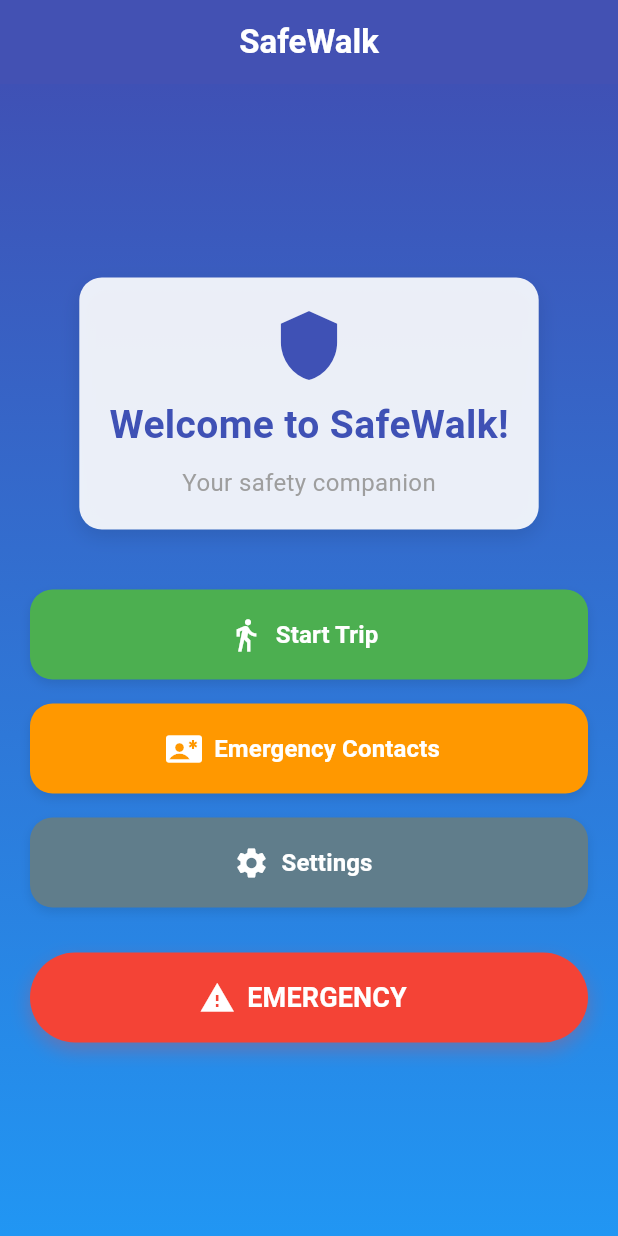
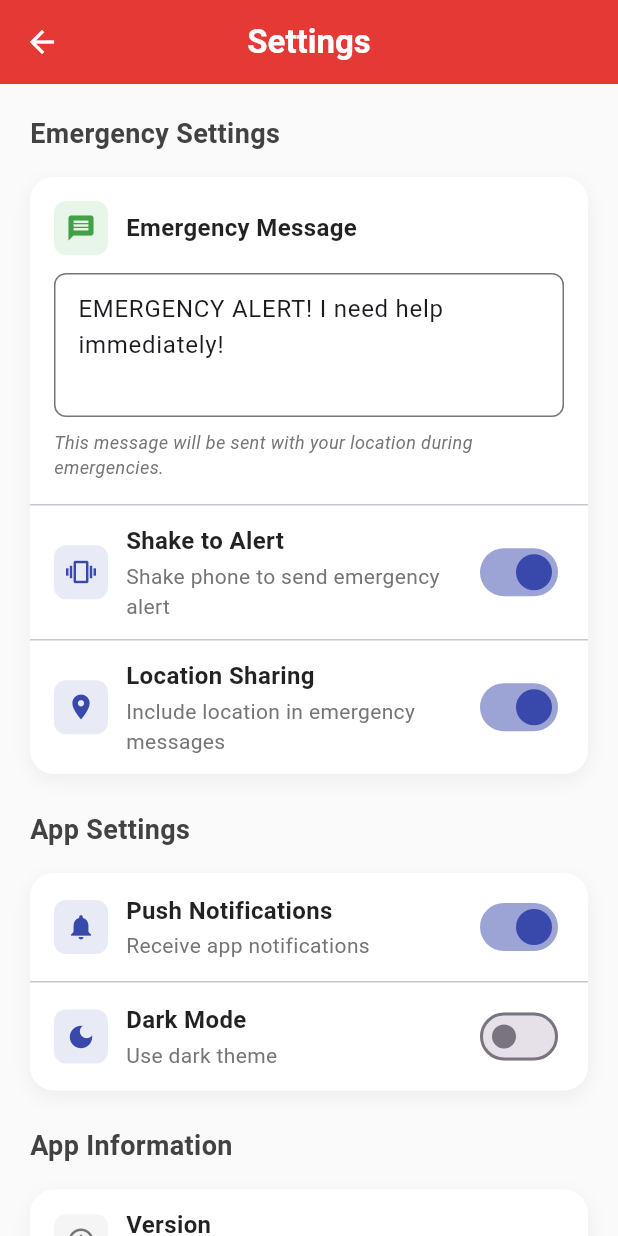
Before and after one commit to atiteck-world/safewalk, a Flutter app: the screen it shows after launch, after a tap on "Settings", on a phone screen of 412 x 824 dp. Run offline on Flutter 3.47's test engine with Material 3 defaults, Android fonts, the phone set to English and light mode, and no system bars; our stand-ins replace geolocator, google_maps_flutter, hive, hive_flutter; accounts and stored records are empty.

Commit message:
Settings screen added

```diff
--- a/lib/main.dart
+++ b/lib/main.dart
@@ -1,21 +1,26 @@
 import 'package:flutter/material.dart';
 import 'package:hive_flutter/hive_flutter.dart';
 import 'package:safewalk/models/contact.dart';
+//import 'package:safewalk/models/settings.dart';
 import 'package:safewalk/screens/emergency_contacts_screen.dart';
 import 'package:safewalk/screens/home_screen.dart';
+import 'package:safewalk/screens/settings_screen.dart';
 import 'package:safewalk/screens/trip_tracker_screen.dart';
 
-void main() async{
+void main() async {
   WidgetsFlutterBinding.ensureInitialized();
 
   // Initialize Hive and register the Contact adapter
   await Hive.initFlutter();
 
-  // Register the Contact adapter
+  // Register adapters
   Hive.registerAdapter(ContactAdapter());
+  //Hive.registerAdapter(AppSettingsAdapter());
 
   // Open the box for storing contacts
   await Hive.openBox<Contact>('emergencyContacts');
+  //await Hive.openBox<AppSettings>('appSettings');
+
   runApp(SafeWalkApp());
 }
 
@@ -28,14 +33,13 @@ class SafeWalkApp extends StatelessWidget {
     return MaterialApp(
       debugShowCheckedModeBanner: false,
       title: 'SafeWalk',
-      theme: ThemeData(
-        primarySwatch: Colors.indigo,
-      ),
+      theme: ThemeData(primarySwatch: Colors.red),
       initialRoute: '/',
       routes: {
         '/': (context) => const HomeScreen(),
         '/trip': (context) => const TripTrackerScreen(),
         '/contacts': (context) => const EmergencyContactsScreen(),
+        '/settings': (context) => const SettingsScreen(),
       },
     );
   }
--- /dev/null
+++ b/lib/models/settings.dart
@@ -0,0 +1,29 @@
+import 'package:hive/hive.dart';
+
+part 'settings.g.dart';
+
+@HiveType(typeId: 1)
+class AppSettings extends HiveObject {
+  @HiveField(0)
+  String customMessage;
+
+  @HiveField(1)
+  bool shakeEnabled;
+
+  @HiveField(2)
+  bool locationSharingEnabled;
+
+  @HiveField(3)
+  bool notificationsEnabled;
+
+  @HiveField(4)
+  bool darkMode;
+
+  AppSettings({
+    this.customMessage = 'EMERGENCY ALERT! i need help immediately!',
+    this.shakeEnabled = true,
+    this.locationSharingEnabled = true,
+    this.notificationsEnabled = true,
+    this.darkMode = false,
+  });
+}
--- a/lib/screens/settings_screen.dart
+++ b/lib/screens/settings_screen.dart
@@ -0,0 +1,330 @@
+import 'package:flutter/material.dart';
+
+class SettingsScreen extends StatefulWidget {
+  const SettingsScreen({super.key});
+
+  @override
+  State<SettingsScreen> createState() => _SettingsScreenState();
+}
+
+class _SettingsScreenState extends State<SettingsScreen> {
+  final TextEditingController _messageController = TextEditingController();
+  bool shakeEnabled = true;
+  bool locationSharingEnabled = true;
+  bool notificationsEnabled = true;
+  bool darkMode = false;
+
+  @override
+  void initState() {
+    super.initState();
+    _messageController.text = 'EMERGENCY ALERT! I need help immediately!';
+  }
+
+  @override
+  Widget build(BuildContext context) {
+    return Scaffold(
+      backgroundColor: Colors.grey.shade50,
+      appBar: AppBar(
+        title: const Text(
+          'Settings',
+          style: TextStyle(
+            fontSize: 22,
+            fontWeight: FontWeight.w600,
+            color: Colors.white,
+          ),
+        ),
+        backgroundColor: Colors.red.shade600,
+        foregroundColor: Colors.white,
+        elevation: 0,
+        centerTitle: true,
+      ),
+      body: SingleChildScrollView(
+        padding: const EdgeInsets.all(20),
+        child: Column(
+          crossAxisAlignment: CrossAxisAlignment.start,
+          children: [
+            _buildSectionHeader('Emergency Settings'),
+            const SizedBox(height: 16),
+
+            _buildSettingsCard([
+              _buildMessageSection(),
+              const Divider(height: 1),
+              _buildSwitchTile(
+                title: 'Shake to Alert',
+                subtitle: 'Shake phone to send emergency alert',
+                icon: Icons.vibration,
+                value: shakeEnabled,
+                onChanged: (value) {
+                  setState(() {
+                    shakeEnabled = value;
+                  });
+                },
+              ),
+              const Divider(height: 1),
+              _buildSwitchTile(
+                title: 'Location Sharing',
+                subtitle: 'Include location in emergency messages',
+                icon: Icons.location_on,
+                value: locationSharingEnabled,
+                onChanged: (value) {
+                  setState(() {
+                    locationSharingEnabled = value;
+                  });
+                },
+              ),
+            ]),
+
+            const SizedBox(height: 24),
+            _buildSectionHeader('App Settings'),
+            const SizedBox(height: 16),
+
+            _buildSettingsCard([
+              _buildSwitchTile(
+                title: 'Push Notifications',
+                subtitle: 'Receive app notifications',
+                icon: Icons.notifications,
+                value: notificationsEnabled,
+                onChanged: (value) {
+                  setState(() {
+                    notificationsEnabled = value;
+                  });
+                },
+              ),
+              const Divider(height: 1),
+              _buildSwitchTile(
+                title: 'Dark Mode',
+                subtitle: 'Use dark theme',
+                icon: Icons.dark_mode,
+                value: darkMode,
+                onChanged: (value) {
+                  setState(() {
+                    darkMode = value;
+                  });
+                },
+              ),
+            ]),
+
+            const SizedBox(height: 24),
+            _buildSectionHeader('App Information'),
+            const SizedBox(height: 16),
+
+            _buildSettingsCard([
+              _buildInfoTile(
+                title: 'Version',
+                subtitle: '1.0.0',
+                icon: Icons.info_outline,
+              ),
+              const Divider(height: 1),
+              _buildInfoTile(
+                title: 'Emergency Contacts',
+                subtitle: 'Manage your emergency contacts',
+                icon: Icons.contact_emergency,
+                onTap: () {
+                  Navigator.pushNamed(context, '/contacts');
+                },
+              ),
+            ]),
+
+            const SizedBox(height: 40),
+          ],
+        ),
+      ),
+    );
+  }
+
+  Widget _buildSectionHeader(String title) {
+    return Text(
+      title,
+      style: TextStyle(
+        fontSize: 18,
+        fontWeight: FontWeight.bold,
+        color: Colors.grey.shade800,
+      ),
+    );
+  }
+
+  Widget _buildSettingsCard(List<Widget> children) {
+    return Container(
+      decoration: BoxDecoration(
+        color: Colors.white,
+        borderRadius: BorderRadius.circular(16),
+        boxShadow: [
+          BoxShadow(
+            color: Colors.black.withOpacity(0.05),
+            blurRadius: 10,
+            offset: const Offset(0, 4),
+          ),
+        ],
+      ),
+      child: Column(children: children),
+    );
+  }
+
+  Widget _buildMessageSection() {
+    return Padding(
+      padding: const EdgeInsets.all(16),
+      child: Column(
+        crossAxisAlignment: CrossAxisAlignment.start,
+        children: [
+          Row(
+            children: [
+              Container(
+                padding: const EdgeInsets.all(8),
+                decoration: BoxDecoration(
+                  color: Colors.green.shade50,
+                  borderRadius: BorderRadius.circular(8),
+                ),
+                child: Icon(
+                  Icons.message,
+                  color: Colors.green.shade600,
+                  size: 20,
+                ),
+              ),
+              const SizedBox(width: 12),
+              const Text(
+                'Emergency Message',
+                style: TextStyle(
+                  fontSize: 16,
+                  fontWeight: FontWeight.w600,
+                  color: Colors.black87,
+                ),
+              ),
+            ],
+          ),
+          const SizedBox(height: 12),
+          TextField(
+            controller: _messageController,
+            maxLines: 3,
+            decoration: InputDecoration(
+              hintText: 'Enter your emergency message...',
+              border: OutlineInputBorder(
+                borderRadius: BorderRadius.circular(8),
+                borderSide: BorderSide(color: Colors.grey.shade300),
+              ),
+              focusedBorder: OutlineInputBorder(
+                borderRadius: BorderRadius.circular(8),
+                borderSide: BorderSide(color: Colors.indigo.shade400, width: 2),
+              ),
+              contentPadding: const EdgeInsets.all(12),
+            ),
+          ),
+          const SizedBox(height: 8),
+          Text(
+            'This message will be sent with your location during emergencies.',
+            style: TextStyle(
+              fontSize: 12,
+              color: Colors.grey.shade600,
+              fontStyle: FontStyle.italic,
+            ),
+          ),
+        ],
+      ),
+    );
+  }
+
+  Widget _buildSwitchTile({
+    required String title,
+    required String subtitle,
+    required IconData icon,
+    required bool value,
+    required ValueChanged<bool> onChanged,
+  }) {
+    return Padding(
+      padding: const EdgeInsets.symmetric(horizontal: 16, vertical: 12),
+      child: Row(
+        children: [
+          Container(
+            padding: const EdgeInsets.all(8),
+            decoration: BoxDecoration(
+              color: Colors.indigo.shade50,
+              borderRadius: BorderRadius.circular(8),
+            ),
+            child: Icon(icon, color: Colors.indigo.shade600, size: 20),
+          ),
+          const SizedBox(width: 12),
+          Expanded(
+            child: Column(
+              crossAxisAlignment: CrossAxisAlignment.start,
+              children: [
+                Text(
+                  title,
+                  style: const TextStyle(
+                    fontSize: 16,
+                    fontWeight: FontWeight.w600,
+                    color: Colors.black87,
+                  ),
+                ),
+                const SizedBox(height: 2),
+                Text(
+                  subtitle,
+                  style: TextStyle(fontSize: 14, color: Colors.grey.shade600),
+                ),
+              ],
+            ),
+          ),
+          Switch.adaptive(
+            value: value,
+            onChanged: onChanged,
+            activeColor: Colors.indigo.shade600,
+          ),
+        ],
+      ),
+    );
+  }
+
+  Widget _buildInfoTile({
+    required String title,
+    required String subtitle,
+    required IconData icon,
+    VoidCallback? onTap,
+  }) {
+    return InkWell(
+      onTap: onTap,
+      borderRadius: BorderRadius.circular(16),
+      child: Padding(
+        padding: const EdgeInsets.symmetric(horizontal: 16, vertical: 12),
+        child: Row(
+          children: [
+            Container(
+              padding: const EdgeInsets.all(8),
+              decoration: BoxDecoration(
+                color: Colors.grey.shade100,
+                borderRadius: BorderRadius.circular(8),
+              ),
+              child: Icon(icon, color: Colors.grey.shade600, size: 20),
+            ),
+            const SizedBox(width: 12),
+            Expanded(
+              child: Column(
+                crossAxisAlignment: CrossAxisAlignment.start,
+                children: [
+                  Text(
+                    title,
+                    style: const TextStyle(
+                      fontSize: 16,
+                      fontWeight: FontWeight.w600,
+                      color: Colors.black87,
+                    ),
+                  ),
+                  const SizedBox(height: 2),
+                  Text(
+                    subtitle,
+                    style: TextStyle(fontSize: 14, color: Colors.grey.shade600),
+                  ),
+                ],
+              ),
+            ),
+            if (onTap != null)
+              Icon(Icons.chevron_right, color: Colors.grey.shade400),
+          ],
+        ),
+      ),
+    );
+  }
+
+  @override
+  void dispose() {
+    _messageController.dispose();
+    super.dispose();
+  }
+}
--- a/lib/screens/trip_tracker_screen.dart
+++ b/lib/screens/trip_tracker_screen.dart
@@ -190,7 +190,7 @@ class _TripTrackerScreenState extends State<TripTrackerScreen> {
           'Trip Tracker',
           style: TextStyle(color: Colors.white, fontWeight: FontWeight.bold),
         ),
-        backgroundColor: Colors.indigo,
+        backgroundColor: Colors.red.shade600,
         iconTheme: const IconThemeData(color: Colors.white),
         elevation: 4,
       ),
```
Also changed, not shown: lib/models/settings.g.dart (added), 1 other file.
